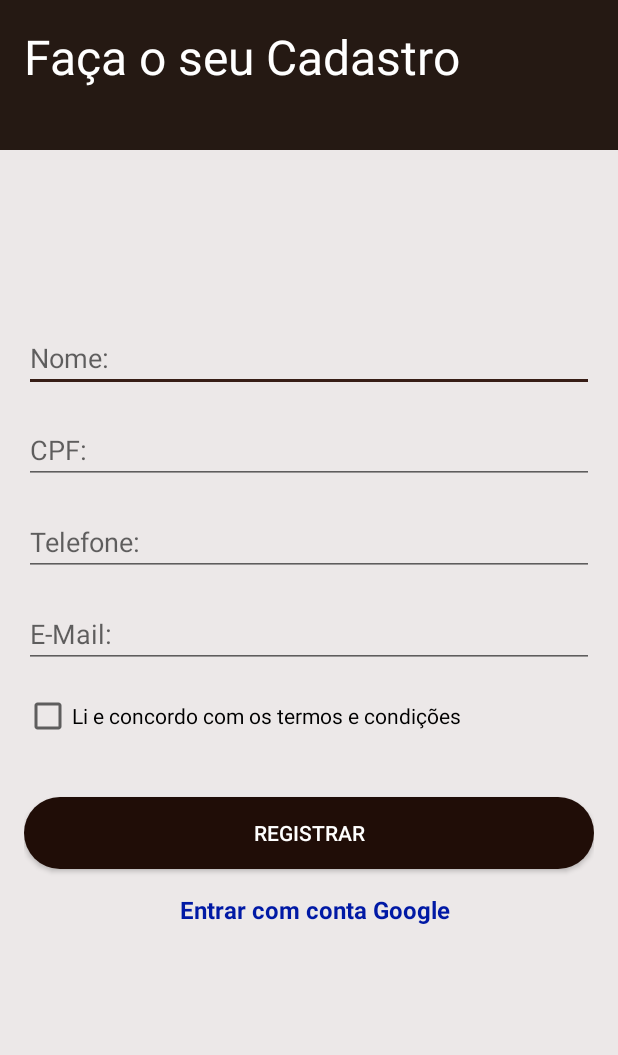
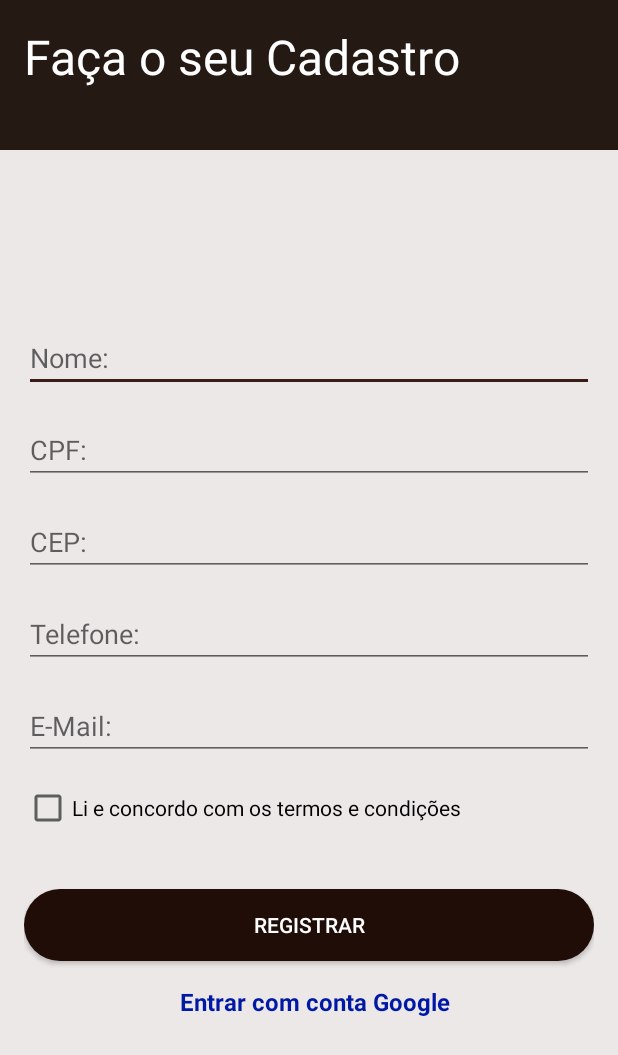
Before and after one commit to matheuspaz123/Cafeteria_001, an Android app: the SignUpActivity screen opened directly, with no data from a screen before it, on a phone screen of 412 x 824 dp. Shown: the top 1055 px of the screen. Run offline under Robolectric (Android 15) with nearby library versions, the phone set to English and light mode, and no system bars; Roboto replaces fonts that are not available here.

Commit message:
Activity de login local, layout feito

```diff
--- a/app/src/main/res/layout/activity_sign_up.xml
+++ b/app/src/main/res/layout/activity_sign_up.xml
@@ -62,6 +62,16 @@
                 app:layout_constraintTop_toBottomOf="@+id/text_sign_up_name" />
 
             <EditText
+                android:id="@+id/text_sign_up_cep"
+                android:layout_width="0dp"
+                android:layout_height="wrap_content"
+                android:layout_marginTop="16dp"
+                android:hint="CEP:"
+                android:inputType="number"
+                app:layout_constraintLeft_toLeftOf="parent"
+                app:layout_constraintRight_toRightOf="parent"
+                app:layout_constraintTop_toBottomOf="@+id/text_sign_up_cpf" />
+            <EditText
                 android:id="@+id/text_sign_up_phone"
                 android:layout_width="0dp"
                 android:layout_height="wrap_content"
@@ -70,7 +80,7 @@
                 android:inputType="phone"
                 app:layout_constraintLeft_toLeftOf="parent"
                 app:layout_constraintRight_toRightOf="parent"
-                app:layout_constraintTop_toBottomOf="@+id/text_sign_up_cpf" />
+                app:layout_constraintTop_toBottomOf="@+id/text_sign_up_cep" />
 
             <EditText
                 android:id="@+id/text_sign_up_email"
```
